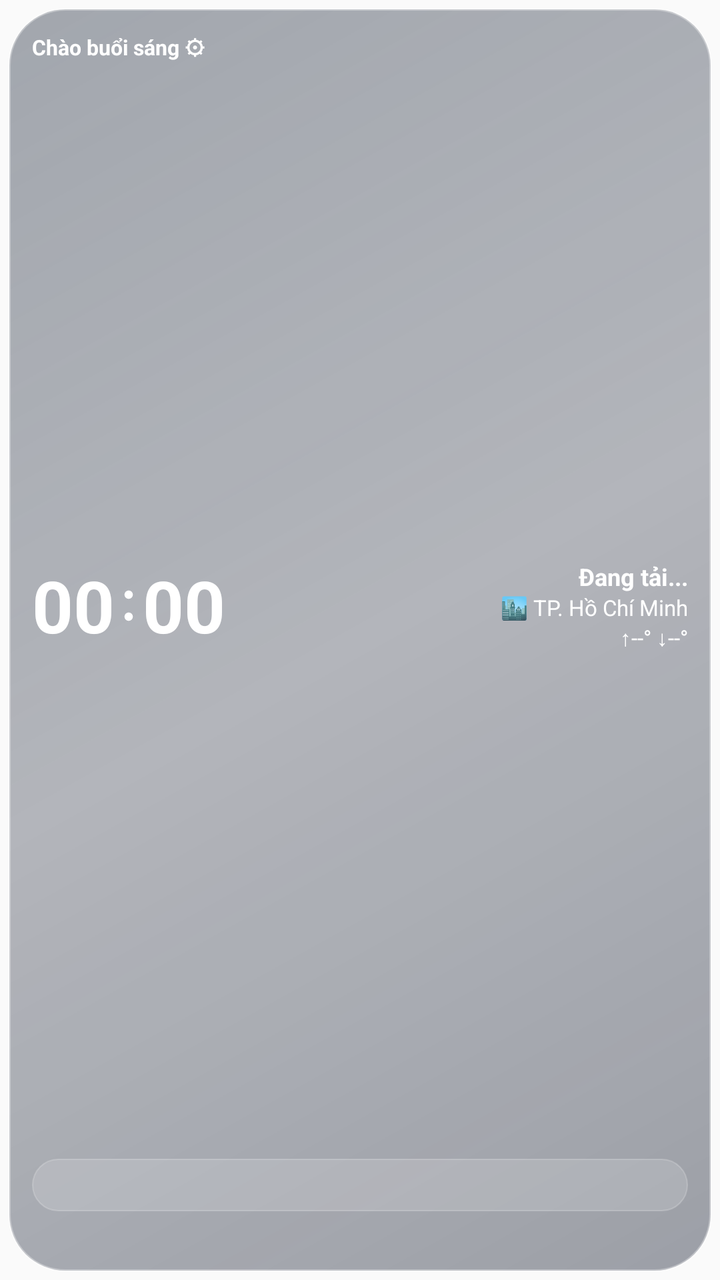
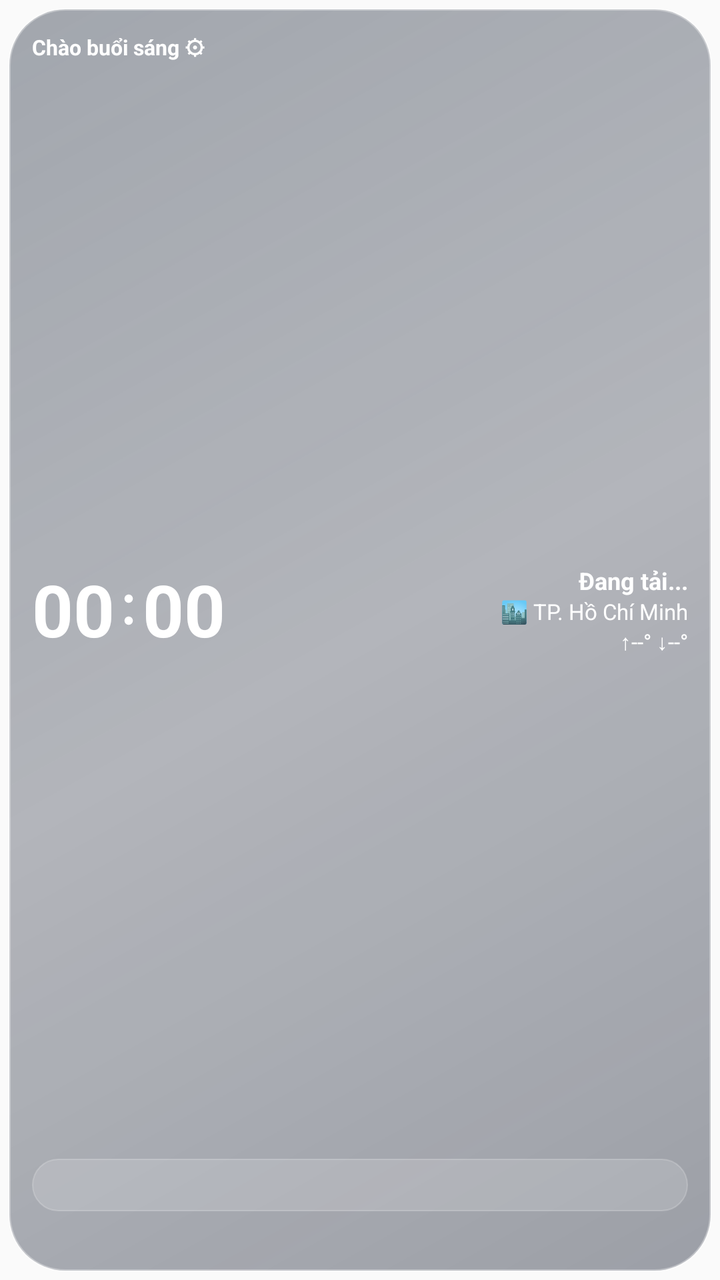

Before-and-after screenshots of an Android layout around one commit, followed by the original layout XML and the change that was made.
<!-- AndroidManifest.xml: application theme Theme.AppCompat.DayNight.NoActionBar -->
<!-- res/layout/widget_liquid.xml -->
<?xml version="1.0" encoding="utf-8"?>
<FrameLayout xmlns:android="http://schemas.android.com/apk/res/android"
    android:id="@+id/widget_root"
    android:layout_width="match_parent"
    android:layout_height="match_parent"
    android:padding="4dp">

    
    <ImageView
        android:id="@+id/iv_glass_bg"
        android:layout_width="match_parent"
        android:layout_height="match_parent"
        android:scaleType="fitXY"
        android:src="@drawable/bg_liquid_glass" />

    
    <FrameLayout
        android:layout_width="match_parent"
        android:layout_height="match_parent"
        android:background="@drawable/bg_glass_clip_mask"
        android:backgroundTint="#00000000"
        android:clipToOutline="true">

        <ProgressBar
            android:id="@+id/pb_glass_shimmer"
            style="?android:attr/progressBarStyleHorizontal"
            android:layout_width="match_parent"
            android:layout_height="match_parent"
            android:indeterminate="true"
            android:indeterminateDrawable="@drawable/anim_glass_shimmer" />

        <ProgressBar
            android:id="@+id/pb_weather_moon"
            style="?android:attr/progressBarStyleHorizontal"
            android:layout_width="match_parent"
            android:layout_height="match_parent"
            android:indeterminate="true"
            android:indeterminateDrawable="@drawable/anim_weather_moon"
            android:visibility="gone" />

        <ProgressBar
            android:id="@+id/pb_weather_rain"
            style="?android:attr/progressBarStyleHorizontal"
            android:layout_width="match_parent"
            android:layout_height="match_parent"
            android:indeterminate="true"
            android:indeterminateDrawable="@drawable/anim_weather_rain"
            android:visibility="gone" />

        <ProgressBar
            android:id="@+id/pb_weather_thunder"
            style="?android:attr/progressBarStyleHorizontal"
            android:layout_width="match_parent"
            android:layout_height="match_parent"
            android:indeterminate="true"
            android:indeterminateDrawable="@drawable/anim_weather_thunder"
            android:visibility="gone" />

        <ProgressBar
            android:id="@+id/pb_weather_tet"
            style="?android:attr/progressBarStyleHorizontal"
            android:layout_width="match_parent"
            android:layout_height="match_parent"
            android:indeterminate="true"
            android:indeterminateDrawable="@drawable/anim_weather_tet"
            android:visibility="gone" />

        <ProgressBar
            android:id="@+id/pb_weather_mid_autumn"
            style="?android:attr/progressBarStyleHorizontal"
            android:layout_width="match_parent"
            android:layout_height="match_parent"
            android:indeterminate="true"
            android:indeterminateDrawable="@drawable/anim_weather_mid_autumn"
            android:visibility="gone" />

        <ProgressBar
            android:id="@+id/pb_weather_xmas"
            style="?android:attr/progressBarStyleHorizontal"
            android:layout_width="match_parent"
            android:layout_height="match_parent"
            android:indeterminate="true"
            android:indeterminateDrawable="@drawable/anim_weather_xmas"
            android:visibility="gone" />

        <ProgressBar
            android:id="@+id/pb_weather_sun"
            style="?android:attr/progressBarStyleHorizontal"
            android:layout_width="match_parent"
            android:layout_height="match_parent"
            android:indeterminate="true"
            android:indeterminateDrawable="@drawable/anim_weather_sun"
            android:visibility="gone" />

        <ProgressBar
            android:id="@+id/pb_weather_cloud"
            style="?android:attr/progressBarStyleHorizontal"
            android:layout_width="match_parent"
            android:layout_height="match_parent"
            android:indeterminate="true"
            android:indeterminateDrawable="@drawable/anim_weather_cloud"
            android:visibility="gone" />
    </FrameLayout>

    
    <LinearLayout
        android:layout_width="match_parent"
        android:layout_height="match_parent"
        android:orientation="vertical"
        android:padding="12dp">

        <TextView
            android:id="@+id/tv_greeting"
            android:layout_width="wrap_content"
            android:layout_height="wrap_content"
            android:text="Chào buổi sáng ⚙"
            android:textColor="#FFFFFF"
            android:textSize="10.5sp"
            android:textStyle="bold" />

        
        <LinearLayout
            android:id="@+id/layout_header_left"
            android:layout_width="match_parent"
            android:layout_height="0dp"
            android:layout_weight="1.15"
            android:gravity="center_vertical"
            android:orientation="horizontal">

            <LinearLayout
                android:layout_width="0dp"
                android:layout_height="wrap_content"
                android:layout_weight="1.35"
                android:orientation="vertical">

                <LinearLayout
                    android:id="@+id/zone_clock_left"
                    android:layout_width="wrap_content"
                    android:layout_height="wrap_content"
                    android:gravity="center_vertical"
                    android:orientation="horizontal">

                    <TextClock
                        android:id="@+id/tc_hour"
                        android:layout_width="wrap_content"
                        android:layout_height="wrap_content"
                        android:format12Hour="HH"
                        android:format24Hour="HH"
                        android:textColor="#FFFFFF"
                        android:textSize="36sp"
                        android:textStyle="bold" />

                    <ProgressBar
                        android:id="@+id/pb_colon"
                        android:layout_width="10dp"
                        android:layout_height="30dp"
                        android:layout_marginHorizontal="2dp"
                        android:indeterminate="true"
                        android:indeterminateDrawable="@drawable/anim_colon_pulse" />

                    <TextClock
                        android:id="@+id/tc_minute"
                        android:layout_width="wrap_content"
                        android:layout_height="wrap_content"
                        android:format12Hour="mm"
                        android:format24Hour="mm"
                        android:textColor="#FFFFFF"
                        android:textSize="36sp"
                        android:textStyle="bold" />
                </LinearLayout>

                <LinearLayout
                    android:id="@+id/zone_calendar_left"
                    android:layout_width="wrap_content"
                    android:layout_height="wrap_content"
                    android:orientation="vertical">

                    <ImageView
                        android:id="@+id/iv_solar_custom"
                        android:layout_width="wrap_content"
                        android:layout_height="wrap_content"
                        android:scaleType="fitStart" />

                    <ImageView
                        android:id="@+id/iv_lunar_custom"
                        android:layout_width="wrap_content"
                        android:layout_height="wrap_content"
                        android:layout_marginTop="1dp"
                        android:scaleType="fitStart" />
                </LinearLayout>
            </LinearLayout>

            <LinearLayout
                android:id="@+id/zone_weather_right"
                android:layout_width="0dp"
                android:layout_height="wrap_content"
                android:layout_weight="1"
                android:gravity="end"
                android:orientation="vertical">

                <ImageView
                    android:id="@+id/iv_temp_custom"
                    android:layout_width="wrap_content"
                    android:layout_height="wrap_content"
                    android:scaleType="fitEnd" />

                <TextView
                    android:id="@+id/tv_weather_desc"
                    android:layout_width="wrap_content"
                    android:layout_height="wrap_content"
                    android:text="Đang tải..."
                    android:textColor="#FFFFFF"
                    android:textSize="12sp"
                    android:textStyle="bold" />

                <TextView
                    android:id="@+id/tv_city"
                    android:layout_width="wrap_content"
                    android:layout_height="wrap_content"
                    android:text="🏙️ TP. Hồ Chí Minh"
                    android:textColor="#FFFFFF"
                    android:textSize="11sp" />

                <TextView
                    android:id="@+id/tv_temp_range"
                    android:layout_width="wrap_content"
                    android:layout_height="wrap_content"
                    android:text="↑--° ↓--°"
                    android:textColor="#FFFFFF"
                    android:textSize="11sp" />
            </LinearLayout>
        </LinearLayout>

        
        <LinearLayout
            android:id="@+id/layout_header_center"
            android:layout_width="match_parent"
            android:layout_height="0dp"
            android:layout_weight="1.15"
            android:gravity="center"
            android:orientation="vertical"
            android:visibility="gone">

            <LinearLayout
                android:id="@+id/zone_clock_center"
                android:layout_width="wrap_content"
                android:layout_height="wrap_content"
                android:gravity="center_vertical"
                android:orientation="horizontal">

                <TextClock
                    android:id="@+id/tc_hour_c"
                    android:layout_width="wrap_content"
                    android:layout_height="wrap_content"
                    android:format12Hour="HH"
                    android:format24Hour="HH"
                    android:textColor="#FFFFFF"
                    android:textSize="36sp"
                    android:textStyle="bold" />

                <ProgressBar
                    android:id="@+id/pb_colon_c"
                    android:layout_width="10dp"
                    android:layout_height="30dp"
                    android:layout_marginHorizontal="2dp"
                    android:indeterminate="true"
                    android:indeterminateDrawable="@drawable/anim_colon_pulse" />

                <TextClock
                    android:id="@+id/tc_minute_c"
                    android:layout_width="wrap_content"
                    android:layout_height="wrap_content"
                    android:format12Hour="mm"
                    android:format24Hour="mm"
                    android:textColor="#FFFFFF"
                    android:textSize="36sp"
                    android:textStyle="bold" />
            </LinearLayout>

            <TextView
                android:id="@+id/tv_sub_center"
                android:layout_width="wrap_content"
                android:layout_height="wrap_content"
                android:gravity="center"
                android:textColor="#FFFFFF"
                android:textSize="11.5sp" />
        </LinearLayout>

        
        <LinearLayout
            android:id="@+id/layout_header_right"
            android:layout_width="match_parent"
            android:layout_height="0dp"
            android:layout_weight="1.15"
            android:gravity="center_vertical"
            android:orientation="horizontal"
            android:visibility="gone">

            <LinearLayout
                android:id="@+id/zone_info_left_in_right_mode"
                android:layout_width="0dp"
                android:layout_height="wrap_content"
                android:layout_weight="1.35"
                android:orientation="vertical">

                <TextView
                    android:id="@+id/tv_weather_left_r"
                    android:layout_width="wrap_content"
                    android:layout_height="wrap_content"
                    android:textColor="#FFFFFF"
                    android:textSize="12sp"
                    android:textStyle="bold" />

                <TextView
                    android:id="@+id/tv_solar_left_r"
                    android:layout_width="wrap_content"
                    android:layout_height="wrap_content"
                    android:textColor="#FFFFFF"
                    android:textSize="11.5sp" />

                <TextView
                    android:id="@+id/tv_lunar_left_r"
                    android:layout_width="wrap_content"
                    android:layout_height="wrap_content"
                    android:textColor="#FFD54F"
                    android:textSize="11sp" />
            </LinearLayout>

            <LinearLayout
                android:id="@+id/zone_clock_right"
                android:layout_width="0dp"
                android:layout_height="wrap_content"
                android:layout_weight="1"
                android:gravity="end"
                android:orientation="vertical">

                <LinearLayout
                    android:layout_width="wrap_content"
                    android:layout_height="wrap_content"
                    android:gravity="center_vertical"
                    android:orientation="horizontal">

                    <TextClock
                        android:id="@+id/tc_hour_r"
                        android:layout_width="wrap_content"
                        android:layout_height="wrap_content"
                        android:format12Hour="HH"
                        android:format24Hour="HH"
                        android:textColor="#FFFFFF"
                        android:textSize="36sp"
                        android:textStyle="bold" />

                    <ProgressBar
                        android:id="@+id/pb_colon_r"
                        android:layout_width="10dp"
                        android:layout_height="30dp"
                        android:layout_marginHorizontal="2dp"
                        android:indeterminate="true"
                        android:indeterminateDrawable="@drawable/anim_colon_pulse" />

                    <TextClock
                        android:id="@+id/tc_minute_r"
                        android:layout_width="wrap_content"
                        android:layout_height="wrap_content"
                        android:format12Hour="mm"
                        android:format24Hour="mm"
                        android:textColor="#FFFFFF"
                        android:textSize="36sp"
                        android:textStyle="bold" />
                </LinearLayout>

                <TextView
                    android:id="@+id/tv_range_right_r"
                    android:layout_width="wrap_content"
                    android:layout_height="wrap_content"
                    android:textColor="#FFFFFF"
                    android:textSize="11sp" />
            </LinearLayout>
        </LinearLayout>

        
        <LinearLayout
            android:id="@+id/zone_week_calendar"
            android:layout_width="match_parent"
            android:layout_height="wrap_content"
            android:layout_marginTop="4dp"
            android:background="@drawable/bg_glass_pill"
            android:orientation="horizontal"
            android:paddingVertical="4dp">

            <TextView android:id="@+id/day_0" android:layout_width="0dp" android:layout_height="wrap_content" android:layout_weight="1" android:gravity="center" android:paddingVertical="2dp" android:textSize="10.5sp" />
            <TextView android:id="@+id/day_1" android:layout_width="0dp" android:layout_height="wrap_content" android:layout_weight="1" android:gravity="center" android:paddingVertical="2dp" android:textSize="10.5sp" />
            <TextView android:id="@+id/day_2" android:layout_width="0dp" android:layout_height="wrap_content" android:layout_weight="1" android:gravity="center" android:paddingVertical="2dp" android:textSize="10.5sp" />
            <TextView android:id="@+id/day_3" android:layout_width="0dp" android:layout_height="wrap_content" android:layout_weight="1" android:gravity="center" android:paddingVertical="2dp" android:textSize="10.5sp" />
            <TextView android:id="@+id/day_4" android:layout_width="0dp" android:layout_height="wrap_content" android:layout_weight="1" android:gravity="center" android:paddingVertical="2dp" android:textSize="10.5sp" />
            <TextView android:id="@+id/day_5" android:layout_width="0dp" android:layout_height="wrap_content" android:layout_weight="1" android:gravity="center" android:paddingVertical="2dp" android:textSize="10.5sp" />
            <TextView android:id="@+id/day_6" android:layout_width="0dp" android:layout_height="wrap_content" android:layout_weight="1" android:gravity="center" android:paddingVertical="2dp" android:textSize="10.5sp" />
        </LinearLayout>

        
        <LinearLayout
            android:id="@+id/zone_forecast_weather"
            android:layout_width="match_parent"
            android:layout_height="wrap_content"
            android:layout_marginTop="4dp"
            android:orientation="horizontal">

            <TextView android:id="@+id/fc_0" android:layout_width="0dp" android:layout_height="wrap_content" android:layout_weight="1" android:gravity="center" android:textSize="10.5sp" />
            <TextView android:id="@+id/fc_1" android:layout_width="0dp" android:layout_height="wrap_content" android:layout_weight="1" android:gravity="center" android:textSize="10.5sp" />
            <TextView android:id="@+id/fc_2" android:layout_width="0dp" android:layout_height="wrap_content" android:layout_weight="1" android:gravity="center" android:textSize="10.5sp" />
            <TextView android:id="@+id/fc_3" android:layout_width="0dp" android:layout_height="wrap_content" android:layout_weight="1" android:gravity="center" android:textSize="10.5sp" />
            <TextView android:id="@+id/fc_4" android:layout_width="0dp" android:layout_height="wrap_content" android:layout_weight="1" android:gravity="center" android:textSize="10.5sp" />
            <TextView android:id="@+id/fc_5" android:layout_width="0dp" android:layout_height="wrap_content" android:layout_weight="1" android:gravity="center" android:textSize="10.5sp" />
            <TextView android:id="@+id/fc_6" android:layout_width="0dp" android:layout_height="wrap_content" android:layout_weight="1" android:gravity="center" android:textSize="10.5sp" />
        </LinearLayout>
    </LinearLayout>
</FrameLayout>
<!-- resources referenced by this layout -->
<resources>
  <!-- drawable anim_weather_cloud (drawable) -->
  <?xml version="1.0" encoding="utf-8"?>
  <animated-vector xmlns:android="http://schemas.android.com/apk/res/android"
      xmlns:aapt="http://schemas.android.com/aapt">
      <aapt:attr name="android:drawable">
          <vector android:width="360dp" android:height="168dp" android:viewportWidth="360" android:viewportHeight="168">
              <group android:name="cloud_front_drift">
                  <path android:fillColor="#30FFFFFF"
                      android:pathData="M180,58 C180,46 194,38 206,42 C214,34 230,36 236,46 C246,46 254,54 254,64 C254,72 246,78 236,78 L184,78 C174,78 168,70 172,62 C174,59 177,58 180,58 Z" />
              </group>
              <group android:name="cloud_back_drift">
                  <path android:fillColor="#22E2E8F0"
                      android:pathData="M240,42 C240,32 252,25 262,28 C269,21 283,23 288,32 C297,32 304,39 304,48 C304,55 297,60 288,60 L244,60 C235,60 230,53 233,46 C235,43 237,42 240,42 Z" />
              </group>
          </vector>
      </aapt:attr>
      <target android:name="cloud_front_drift">
          <aapt:attr name="android:animation">
              <objectAnimator android:propertyName="translateX" android:duration="7500" android:valueFrom="-28" android:valueTo="34" android:repeatCount="infinite" android:repeatMode="reverse" android:interpolator="@android:anim/accelerate_decelerate_interpolator" />
          </aapt:attr>
      </target>
      <target android:name="cloud_back_drift">
          <aapt:attr name="android:animation">
              <objectAnimator android:propertyName="translateX" android:duration="9500" android:valueFrom="24" android:valueTo="-26" android:repeatCount="infinite" android:repeatMode="reverse" android:interpolator="@android:anim/accelerate_decelerate_interpolator" />
          </aapt:attr>
      </target>
  </animated-vector>
  <!-- drawable anim_weather_sun (drawable) -->
  <?xml version="1.0" encoding="utf-8"?>
  <animated-vector xmlns:android="http://schemas.android.com/apk/res/android"
      xmlns:aapt="http://schemas.android.com/aapt">
      <aapt:attr name="android:drawable">
          <vector android:width="300dp" android:height="160dp" android:viewportWidth="300" android:viewportHeight="160">
              <group android:name="sun_rays" android:pivotX="216" android:pivotY="56">
                  <path android:strokeColor="#55FDE047" android:strokeWidth="1.5" android:strokeLineCap="round"
                      android:pathData="M216,24 L216,32 M216,80 L216,88 M184,56 L192,56 M240,56 L248,56 M193,33 L199,39 M233,73 L239,79 M239,33 L233,39 M199,73 L193,79" />
              </group>
          </vector>
      </aapt:attr>
      <target android:name="sun_rays">
          <aapt:attr name="android:animation">
              <objectAnimator android:propertyName="rotation" android:duration="14000" android:valueFrom="0" android:valueTo="360" android:repeatCount="infinite" android:repeatMode="restart" android:interpolator="@android:anim/linear_interpolator" />
          </aapt:attr>
      </target>
  </animated-vector>
  <!-- drawable bg_glass_clip_mask (drawable) -->
  <?xml version="1.0" encoding="utf-8"?>
  <shape xmlns:android="http://schemas.android.com/apk/res/android"
      android:shape="rectangle">
      <solid android:color="#FFFFFFFF" />
      <corners android:radius="24dp" />
  </shape>
  <!-- drawable bg_glass_pill (drawable) -->
  <?xml version="1.0" encoding="utf-8"?>
  <shape xmlns:android="http://schemas.android.com/apk/res/android"
      android:shape="rectangle">
      <corners android:radius="14dp" />
      <solid android:color="#26FFFFFF" />
      <stroke
          android:width="0.8dp"
          android:color="#33FFFFFF" />
  </shape>
  <!-- unchanged entries left out for length: 9 -->
</resources>

<!-- the commit's change to res/layout/widget_liquid.xml (unified diff, before → after) -->
@@ -21,6 +21,14 @@
         android:backgroundTint="#00000000"
         android:clipToOutline="true">
 
+        
+        <ImageView
+            android:id="@+id/iv_weather_art"
+            android:layout_width="match_parent"
+            android:layout_height="108dp"
+            android:layout_gravity="top|end"
+            android:scaleType="fitEnd" />
+
         <ProgressBar
             android:id="@+id/pb_glass_shimmer"
             style="?android:attr/progressBarStyleHorizontal"
@@ -51,7 +59,8 @@
             android:id="@+id/pb_weather_thunder"
             style="?android:attr/progressBarStyleHorizontal"
             android:layout_width="match_parent"
-            android:layout_height="match_parent"
+            android:layout_height="112dp"
+            android:layout_gravity="top"
             android:indeterminate="true"
             android:indeterminateDrawable="@drawable/anim_weather_thunder"
             android:visibility="gone" />
@@ -81,24 +90,6 @@
             android:layout_height="match_parent"
             android:indeterminate="true"
             android:indeterminateDrawable="@drawable/anim_weather_xmas"
-            android:visibility="gone" />
-
-        <ProgressBar
-            android:id="@+id/pb_weather_sun"
-            style="?android:attr/progressBarStyleHorizontal"
-            android:layout_width="match_parent"
-            android:layout_height="match_parent"
-            android:indeterminate="true"
-            android:indeterminateDrawable="@drawable/anim_weather_sun"
-            android:visibility="gone" />
-
-        <ProgressBar
-            android:id="@+id/pb_weather_cloud"
-            style="?android:attr/progressBarStyleHorizontal"
-            android:layout_width="match_parent"
-            android:layout_height="match_parent"
-            android:indeterminate="true"
-            android:indeterminateDrawable="@drawable/anim_weather_cloud"
             android:visibility="gone" />
     </FrameLayout>
 
@@ -379,11 +370,21 @@
         </LinearLayout>
 
         
+        <ProgressBar
+            android:id="@+id/pb_week_rain_splash"
+            style="?android:attr/progressBarStyleHorizontal"
+            android:layout_width="match_parent"
+            android:layout_height="8dp"
+            android:layout_marginBottom="-2dp"
+            android:indeterminate="true"
+            android:indeterminateDrawable="@drawable/anim_week_rain_splash"
+            android:visibility="gone" />
+
+        
         <LinearLayout
             android:id="@+id/zone_week_calendar"
             android:layout_width="match_parent"
             android:layout_height="wrap_content"
-            android:layout_marginTop="4dp"
             android:background="@drawable/bg_glass_pill"
             android:orientation="horizontal"
             android:paddingVertical="4dp">
<!-- resource entries referenced after the edit -->
@@ -1,50 +1,6 @@
 <!-- resources referenced by this layout -->
 <resources>
-  <!-- drawable anim_weather_cloud (drawable) -->
-  <?xml version="1.0" encoding="utf-8"?>
-  <animated-vector xmlns:android="http://schemas.android.com/apk/res/android"
-      xmlns:aapt="http://schemas.android.com/aapt">
-      <aapt:attr name="android:drawable">
-          <vector android:width="360dp" android:height="168dp" android:viewportWidth="360" android:viewportHeight="168">
-              <group android:name="cloud_front_drift">
-                  <path android:fillColor="#30FFFFFF"
-                      android:pathData="M180,58 C180,46 194,38 206,42 C214,34 230,36 236,46 C246,46 254,54 254,64 C254,72 246,78 236,78 L184,78 C174,78 168,70 172,62 C174,59 177,58 180,58 Z" />
-              </group>
-              <group android:name="cloud_back_drift">
-                  <path android:fillColor="#22E2E8F0"
-                      android:pathData="M240,42 C240,32 252,25 262,28 C269,21 283,23 288,32 C297,32 304,39 304,48 C304,55 297,60 288,60 L244,60 C235,60 230,53 233,46 C235,43 237,42 240,42 Z" />
-              </group>
-          </vector>
-      </aapt:attr>
-      <target android:name="cloud_front_drift">
-          <aapt:attr name="android:animation">
-              <objectAnimator android:propertyName="translateX" android:duration="7500" android:valueFrom="-28" android:valueTo="34" android:repeatCount="infinite" android:repeatMode="reverse" android:interpolator="@android:anim/accelerate_decelerate_interpolator" />
-          </aapt:attr>
-      </target>
-      <target android:name="cloud_back_drift">
-          <aapt:attr name="android:animation">
-              <objectAnimator android:propertyName="translateX" android:duration="9500" android:valueFrom="24" android:valueTo="-26" android:repeatCount="infinite" android:repeatMode="reverse" android:interpolator="@android:anim/accelerate_decelerate_interpolator" />
-          </aapt:attr>
-      </target>
-  </animated-vector>
-  <!-- drawable anim_weather_sun (drawable) -->
-  <?xml version="1.0" encoding="utf-8"?>
-  <animated-vector xmlns:android="http://schemas.android.com/apk/res/android"
-      xmlns:aapt="http://schemas.android.com/aapt">
-      <aapt:attr name="android:drawable">
-          <vector android:width="300dp" android:height="160dp" android:viewportWidth="300" android:viewportHeight="160">
-              <group android:name="sun_rays" android:pivotX="216" android:pivotY="56">
-                  <path android:strokeColor="#55FDE047" android:strokeWidth="1.5" android:strokeLineCap="round"
-                      android:pathData="M216,24 L216,32 M216,80 L216,88 M184,56 L192,56 M240,56 L248,56 M193,33 L199,39 M233,73 L239,79 M239,33 L233,39 M199,73 L193,79" />
-              </group>
-          </vector>
-      </aapt:attr>
-      <target android:name="sun_rays">
-          <aapt:attr name="android:animation">
-              <objectAnimator android:propertyName="rotation" android:duration="14000" android:valueFrom="0" android:valueTo="360" android:repeatCount="infinite" android:repeatMode="restart" android:interpolator="@android:anim/linear_interpolator" />
-          </aapt:attr>
-      </target>
-  </animated-vector>
+  <!-- drawable anim_week_rain_splash: vector/xml drawable (drawable, 2265 chars, omitted) -->
   <!-- drawable bg_glass_clip_mask (drawable) -->
   <?xml version="1.0" encoding="utf-8"?>
   <shape xmlns:android="http://schemas.android.com/apk/res/android"
